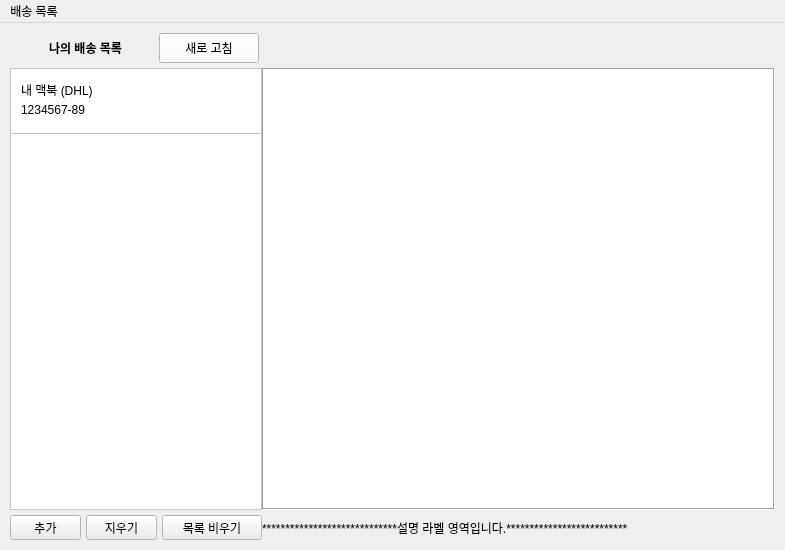
This is mainwindow.ui in houmoon/PackageTrace-QtClient as Qt 5 draws it before an edit. The edited form follows.
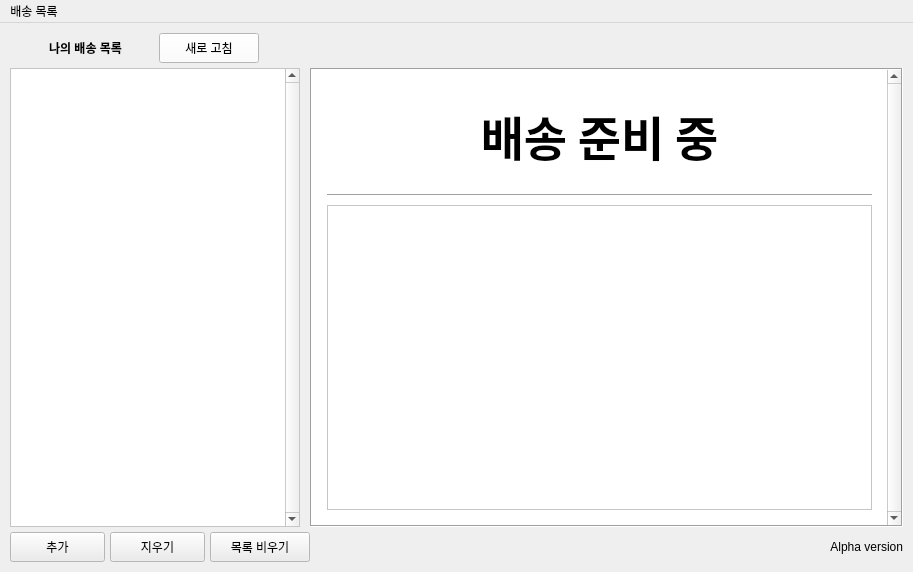
This is the edited form.

Commit message: 배송 추가 기능 구현

What changed in the file:
```diff
--- a/mainwindow.ui
+++ b/mainwindow.ui
@@ -6,8 +6,8 @@
    <rect>
     <x>0</x>
     <y>0</y>
-    <width>785</width>
-    <height>550</height>
+    <width>913</width>
+    <height>572</height>
    </rect>
   </property>
   <property name="minimumSize">
@@ -193,279 +193,35 @@
     <property name="verticalSpacing">
      <number>5</number>
     </property>
-    <item row="1" column="2">
-     <widget class="QScrollArea" name="scrollArea_2">
-      <property name="styleSheet">
-       <string notr="true"/>
-      </property>
-      <property name="frameShape">
-       <enum>QFrame::Box</enum>
-      </property>
-      <property name="widgetResizable">
-       <bool>true</bool>
-      </property>
-      <widget class="QWidget" name="scrollAreaWidgetContents_4">
-       <property name="geometry">
-        <rect>
-         <x>0</x>
-         <y>0</y>
-         <width>511</width>
-         <height>439</height>
-        </rect>
-       </property>
-      </widget>
-     </widget>
-    </item>
-    <item row="2" column="0">
-     <widget class="QWidget" name="widget" native="true">
-      <property name="sizePolicy">
-       <sizepolicy hsizetype="Fixed" vsizetype="Fixed">
-        <horstretch>0</horstretch>
-        <verstretch>0</verstretch>
-       </sizepolicy>
-      </property>
-      <property name="minimumSize">
-       <size>
-        <width>250</width>
-        <height>25</height>
-       </size>
-      </property>
-      <property name="contextMenuPolicy">
-       <enum>Qt::NoContextMenu</enum>
-      </property>
-      <layout class="QHBoxLayout" name="horizontalLayout">
-       <property name="spacing">
-        <number>5</number>
-       </property>
-       <property name="sizeConstraint">
-        <enum>QLayout::SetNoConstraint</enum>
-       </property>
-       <property name="leftMargin">
-        <number>0</number>
-       </property>
-       <property name="topMargin">
-        <number>0</number>
-       </property>
-       <property name="rightMargin">
-        <number>0</number>
-       </property>
-       <property name="bottomMargin">
-        <number>0</number>
-       </property>
-       <item>
-        <widget class="QPushButton" name="pushButton_2">
-         <property name="sizePolicy">
-          <sizepolicy hsizetype="Fixed" vsizetype="Fixed">
-           <horstretch>0</horstretch>
-           <verstretch>0</verstretch>
-          </sizepolicy>
-         </property>
-         <property name="minimumSize">
-          <size>
-           <width>50</width>
-           <height>25</height>
-          </size>
-         </property>
-         <property name="maximumSize">
-          <size>
-           <width>100</width>
-           <height>25</height>
-          </size>
-         </property>
-         <property name="text">
-          <string>추가</string>
-         </property>
-        </widget>
-       </item>
-       <item>
-        <widget class="QPushButton" name="pushButton_3">
-         <property name="sizePolicy">
-          <sizepolicy hsizetype="Fixed" vsizetype="Fixed">
-           <horstretch>0</horstretch>
-           <verstretch>0</verstretch>
-          </sizepolicy>
-         </property>
-         <property name="minimumSize">
-          <size>
-           <width>70</width>
-           <height>25</height>
-          </size>
-         </property>
-         <property name="maximumSize">
-          <size>
-           <width>100</width>
-           <height>25</height>
-          </size>
-         </property>
-         <property name="text">
-          <string>지우기</string>
-         </property>
-        </widget>
-       </item>
-       <item>
-        <widget class="QPushButton" name="pushButton">
-         <property name="sizePolicy">
-          <sizepolicy hsizetype="Fixed" vsizetype="Fixed">
-           <horstretch>0</horstretch>
-           <verstretch>0</verstretch>
-          </sizepolicy>
-         </property>
-         <property name="minimumSize">
-          <size>
-           <width>100</width>
-           <height>25</height>
-          </size>
-         </property>
-         <property name="maximumSize">
-          <size>
-           <width>100</width>
-           <height>25</height>
-          </size>
-         </property>
-         <property name="text">
-          <string>목록 비우기</string>
-         </property>
-        </widget>
-       </item>
-      </layout>
-     </widget>
-    </item>
     <item row="2" column="2">
      <widget class="QLabel" name="label_2">
+      <property name="sizePolicy">
+       <sizepolicy hsizetype="Expanding" vsizetype="Fixed">
+        <horstretch>0</horstretch>
+        <verstretch>0</verstretch>
+       </sizepolicy>
+      </property>
+      <property name="minimumSize">
+       <size>
+        <width>300</width>
+        <height>30</height>
+       </size>
+      </property>
+      <property name="maximumSize">
+       <size>
+        <width>16777215</width>
+        <height>30</height>
+       </size>
+      </property>
       <property name="text">
-       <string>*****************************설명 라벨 영역입니다.**************************</string>
-      </property>
-     </widget>
-    </item>
-    <item row="1" column="0">
-     <widget class="QScrollArea" name="scrollArea">
-      <property name="sizePolicy">
-       <sizepolicy hsizetype="Fixed" vsizetype="Expanding">
-        <horstretch>20</horstretch>
-        <verstretch>0</verstretch>
-       </sizepolicy>
-      </property>
-      <property name="minimumSize">
-       <size>
-        <width>250</width>
-        <height>0</height>
-       </size>
-      </property>
-      <property name="styleSheet">
-       <string notr="true"/>
-      </property>
-      <property name="frameShape">
-       <enum>QFrame::StyledPanel</enum>
-      </property>
-      <property name="frameShadow">
-       <enum>QFrame::Sunken</enum>
-      </property>
-      <property name="lineWidth">
-       <number>1</number>
-      </property>
-      <property name="horizontalScrollBarPolicy">
-       <enum>Qt::ScrollBarAlwaysOff</enum>
-      </property>
-      <property name="widgetResizable">
-       <bool>true</bool>
+       <string>Alpha version</string>
       </property>
       <property name="alignment">
-       <set>Qt::AlignHCenter|Qt::AlignTop</set>
+       <set>Qt::AlignRight|Qt::AlignTrailing|Qt::AlignVCenter</set>
       </property>
-      <widget class="QWidget" name="TraceScrollList">
-       <property name="geometry">
-        <rect>
-         <x>0</x>
-         <y>0</y>
-         <width>250</width>
-         <height>441</height>
-        </rect>
-       </property>
-       <property name="layoutDirection">
-        <enum>Qt::LeftToRight</enum>
-       </property>
-       <layout class="QVBoxLayout" name="verticalLayout">
-        <property name="spacing">
-         <number>0</number>
-        </property>
-        <property name="sizeConstraint">
-         <enum>QLayout::SetFixedSize</enum>
-        </property>
-        <property name="leftMargin">
-         <number>0</number>
-        </property>
-        <property name="topMargin">
-         <number>0</number>
-        </property>
-        <property name="rightMargin">
-         <number>0</number>
-        </property>
-        <property name="bottomMargin">
-         <number>0</number>
-        </property>
-        <item>
-         <widget class="QWidget" name="widget_3" native="true">
-          <property name="sizePolicy">
-           <sizepolicy hsizetype="Fixed" vsizetype="Fixed">
-            <horstretch>0</horstretch>
-            <verstretch>0</verstretch>
-           </sizepolicy>
-          </property>
-          <property name="minimumSize">
-           <size>
-            <width>250</width>
-            <height>65</height>
-           </size>
-          </property>
-          <property name="autoFillBackground">
-           <bool>false</bool>
-          </property>
-          <property name="styleSheet">
-           <string notr="true">border : 1px solid grey;
-border-right-color: rgba(255, 255, 255, 0);
-border-left-color: rgba(255, 255, 255, 0);
-border-top-color: rgba(255, 255, 255, 0);
-border-bottom-color : rgba(200,200,200,255);</string>
-          </property>
-          <widget class="QLabel" name="label_6">
-           <property name="geometry">
-            <rect>
-             <x>10</x>
-             <y>10</y>
-             <width>121</width>
-             <height>21</height>
-            </rect>
-           </property>
-           <property name="styleSheet">
-            <string notr="true">border : 0px solid white;</string>
-           </property>
-           <property name="text">
-            <string>내 맥북 (DHL)</string>
-           </property>
-          </widget>
-          <widget class="QLabel" name="label_7">
-           <property name="geometry">
-            <rect>
-             <x>10</x>
-             <y>30</y>
-             <width>121</width>
-             <height>21</height>
-            </rect>
-           </property>
-           <property name="styleSheet">
-            <string notr="true">border : 0px solid white;</string>
-           </property>
-           <property name="text">
-            <string>1234567-89</string>
-           </property>
-          </widget>
-         </widget>
-        </item>
-       </layout>
-      </widget>
      </widget>
     </item>
-    <item row="0" column="0" colspan="3">
+    <item row="0" column="0" colspan="2">
      <widget class="QWidget" name="widget_2" native="true">
       <property name="sizePolicy">
        <sizepolicy hsizetype="Expanding" vsizetype="Fixed">
@@ -979,6 +735,328 @@
       </widget>
      </widget>
     </item>
+    <item row="1" column="0">
+     <widget class="QScrollArea" name="scrollArea">
+      <property name="sizePolicy">
+       <sizepolicy hsizetype="Fixed" vsizetype="Expanding">
+        <horstretch>20</horstretch>
+        <verstretch>0</verstretch>
+       </sizepolicy>
+      </property>
+      <property name="minimumSize">
+       <size>
+        <width>290</width>
+        <height>0</height>
+       </size>
+      </property>
+      <property name="styleSheet">
+       <string notr="true"/>
+      </property>
+      <property name="frameShape">
+       <enum>QFrame::StyledPanel</enum>
+      </property>
+      <property name="frameShadow">
+       <enum>QFrame::Sunken</enum>
+      </property>
+      <property name="lineWidth">
+       <number>1</number>
+      </property>
+      <property name="verticalScrollBarPolicy">
+       <enum>Qt::ScrollBarAlwaysOn</enum>
+      </property>
+      <property name="horizontalScrollBarPolicy">
+       <enum>Qt::ScrollBarAlwaysOff</enum>
+      </property>
+      <property name="widgetResizable">
+       <bool>true</bool>
+      </property>
+      <property name="alignment">
+       <set>Qt::AlignHCenter|Qt::AlignTop</set>
+      </property>
+      <widget class="QWidget" name="TraceScrollList">
+       <property name="geometry">
+        <rect>
+         <x>0</x>
+         <y>0</y>
+         <width>273</width>
+         <height>458</height>
+        </rect>
+       </property>
+       <property name="layoutDirection">
+        <enum>Qt::LeftToRight</enum>
+       </property>
+       <layout class="QVBoxLayout" name="verticalLayout">
+        <property name="spacing">
+         <number>0</number>
+        </property>
+        <property name="sizeConstraint">
+         <enum>QLayout::SetFixedSize</enum>
+        </property>
+        <property name="leftMargin">
+         <number>10</number>
+        </property>
+        <property name="topMargin">
+         <number>10</number>
+        </property>
+        <property name="rightMargin">
+         <number>10</number>
+        </property>
+        <property name="bottomMargin">
+         <number>10</number>
+        </property>
+       </layout>
+      </widget>
+     </widget>
+    </item>
+    <item row="1" column="2">
+     <widget class="QScrollArea" name="scrollArea_2">
+      <property name="enabled">
+       <bool>true</bool>
+      </property>
+      <property name="styleSheet">
+       <string notr="true"/>
+      </property>
+      <property name="frameShape">
+       <enum>QFrame::Box</enum>
+      </property>
+      <property name="verticalScrollBarPolicy">
+       <enum>Qt::ScrollBarAlwaysOn</enum>
+      </property>
+      <property name="horizontalScrollBarPolicy">
+       <enum>Qt::ScrollBarAlwaysOff</enum>
+      </property>
+      <property name="sizeAdjustPolicy">
+       <enum>QAbstractScrollArea::AdjustIgnored</enum>
+      </property>
+      <property name="widgetResizable">
+       <bool>true</bool>
+      </property>
+      <property name="alignment">
+       <set>Qt::AlignHCenter|Qt::AlignTop</set>
+      </property>
+      <widget class="QWidget" name="TraceExScrollList">
+       <property name="enabled">
+        <bool>true</bool>
+       </property>
+       <property name="geometry">
+        <rect>
+         <x>0</x>
+         <y>0</y>
+         <width>574</width>
+         <height>456</height>
+        </rect>
+       </property>
+       <property name="autoFillBackground">
+        <bool>true</bool>
+       </property>
+       <layout class="QVBoxLayout" name="verticalLayout_2">
+        <property name="spacing">
+         <number>5</number>
+        </property>
+        <property name="sizeConstraint">
+         <enum>QLayout::SetNoConstraint</enum>
+        </property>
+        <property name="leftMargin">
+         <number>15</number>
+        </property>
+        <property name="topMargin">
+         <number>15</number>
+        </property>
+        <property name="rightMargin">
+         <number>15</number>
+        </property>
+        <property name="bottomMargin">
+         <number>15</number>
+        </property>
+        <item>
+         <widget class="QLabel" name="label_4">
+          <property name="sizePolicy">
+           <sizepolicy hsizetype="Expanding" vsizetype="Fixed">
+            <horstretch>0</horstretch>
+            <verstretch>0</verstretch>
+           </sizepolicy>
+          </property>
+          <property name="minimumSize">
+           <size>
+            <width>281</width>
+            <height>100</height>
+           </size>
+          </property>
+          <property name="maximumSize">
+           <size>
+            <width>16777215</width>
+            <height>100</height>
+           </size>
+          </property>
+          <property name="font">
+           <font>
+            <family>Apple SD Gothic Neo</family>
+            <pointsize>35</pointsize>
+            <weight>75</weight>
+            <bold>true</bold>
+           </font>
+          </property>
+          <property name="text">
+           <string>배송 준비 중</string>
+          </property>
+          <property name="alignment">
+           <set>Qt::AlignCenter</set>
+          </property>
+         </widget>
+        </item>
+        <item>
+         <widget class="Line" name="line">
+          <property name="sizePolicy">
+           <sizepolicy hsizetype="Expanding" vsizetype="Fixed">
+            <horstretch>0</horstretch>
+            <verstretch>0</verstretch>
+           </sizepolicy>
+          </property>
+          <property name="minimumSize">
+           <size>
+            <width>281</width>
+            <height>10</height>
+           </size>
+          </property>
+          <property name="maximumSize">
+           <size>
+            <width>16777215</width>
+            <height>10</height>
+           </size>
+          </property>
+          <property name="orientation">
+           <enum>Qt::Horizontal</enum>
+          </property>
+         </widget>
+        </item>
+        <item>
+         <widget class="QTableView" name="tableView">
+          <property name="minimumSize">
+           <size>
+            <width>281</width>
+            <height>216</height>
+           </size>
+          </property>
+         </widget>
+        </item>
+       </layout>
+      </widget>
+     </widget>
+    </item>
+    <item row="2" column="0" colspan="2">
+     <widget class="QWidget" name="widget" native="true">
+      <property name="sizePolicy">
+       <sizepolicy hsizetype="Fixed" vsizetype="Fixed">
+        <horstretch>0</horstretch>
+        <verstretch>0</verstretch>
+       </sizepolicy>
+      </property>
+      <property name="minimumSize">
+       <size>
+        <width>300</width>
+        <height>25</height>
+       </size>
+      </property>
+      <property name="contextMenuPolicy">
+       <enum>Qt::NoContextMenu</enum>
+      </property>
+      <layout class="QHBoxLayout" name="horizontalLayout">
+       <property name="spacing">
+        <number>5</number>
+       </property>
+       <property name="sizeConstraint">
+        <enum>QLayout::SetNoConstraint</enum>
+       </property>
+       <property name="leftMargin">
+        <number>0</number>
+       </property>
+       <property name="topMargin">
+        <number>0</number>
+       </property>
+       <property name="rightMargin">
+        <number>0</number>
+       </property>
+       <property name="bottomMargin">
+        <number>0</number>
+       </property>
+       <item>
+        <widget class="QPushButton" name="Button_AddTrace">
+         <property name="sizePolicy">
+          <sizepolicy hsizetype="Fixed" vsizetype="Fixed">
+           <horstretch>0</horstretch>
+           <verstretch>0</verstretch>
+          </sizepolicy>
+         </property>
+         <property name="minimumSize">
+          <size>
+           <width>50</width>
+           <height>30</height>
+          </size>
+         </property>
+         <property name="maximumSize">
+          <size>
+           <width>100</width>
+           <height>30</height>
+          </size>
+         </property>
+         <property name="text">
+          <string>추가</string>
+         </property>
+        </widget>
+       </item>
+       <item>
+        <widget class="QPushButton" name="pushButton_3">
+         <property name="sizePolicy">
+          <sizepolicy hsizetype="Fixed" vsizetype="Fixed">
+           <horstretch>0</horstretch>
+           <verstretch>0</verstretch>
+          </sizepolicy>
+         </property>
+         <property name="minimumSize">
+          <size>
+           <width>70</width>
+           <height>30</height>
+          </size>
+         </property>
+         <property name="maximumSize">
+          <size>
+           <width>100</width>
+           <height>30</height>
+          </size>
+         </property>
+         <property name="text">
+          <string>지우기</string>
+         </property>
+        </widget>
+       </item>
+       <item>
+        <widget class="QPushButton" name="pushButton">
+         <property name="sizePolicy">
+          <sizepolicy hsizetype="Fixed" vsizetype="Fixed">
+           <horstretch>0</horstretch>
+           <verstretch>0</verstretch>
+          </sizepolicy>
+         </property>
+         <property name="minimumSize">
+          <size>
+           <width>100</width>
+           <height>30</height>
+          </size>
+         </property>
+         <property name="maximumSize">
+          <size>
+           <width>100</width>
+           <height>30</height>
+          </size>
+         </property>
+         <property name="text">
+          <string>목록 비우기</string>
+         </property>
+        </widget>
+       </item>
+      </layout>
+     </widget>
+    </item>
    </layout>
   </widget>
   <widget class="QMenuBar" name="menubar">
@@ -986,7 +1064,7 @@
     <rect>
      <x>0</x>
      <y>0</y>
-     <width>785</width>
+     <width>913</width>
      <height>22</height>
     </rect>
    </property>
```
The commit also changes 17 other files.
